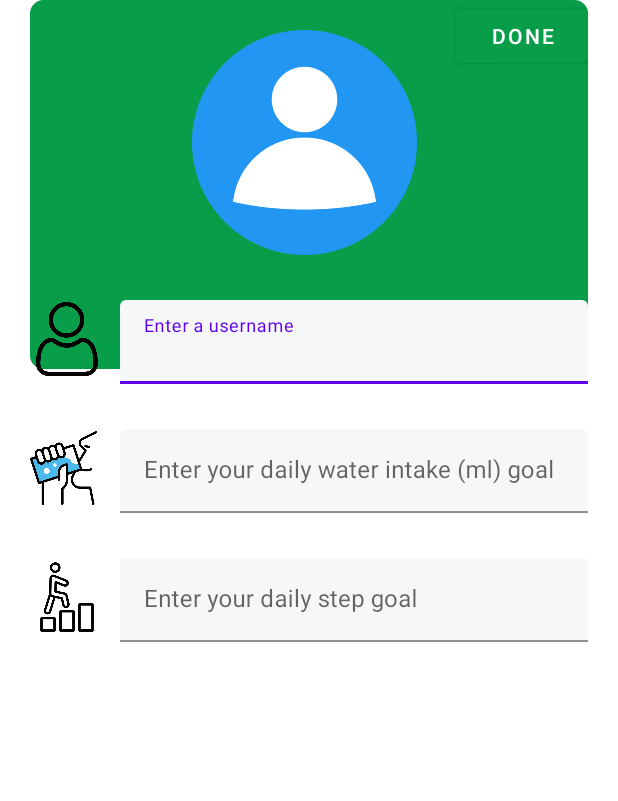
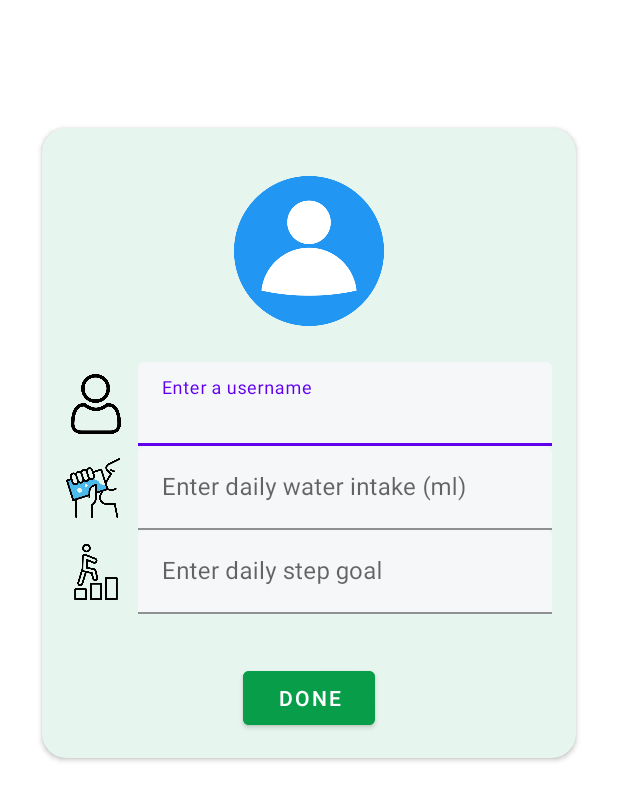
Before and after one commit to yeunnn/mobdev-mindfulfit, an Android app: the layout fragment_profile_setup.xml on its own in the app's theme, with its tools: preview values and no code run, on a phone screen of 412 x 824 dp. Shown: the top 801 px of the screen. Run offline under Robolectric (Android 15) with nearby library versions, the phone set to English and light mode, and no system bars.

Commit message:
profile fix

```diff
--- a/app/src/main/AndroidManifest.xml
+++ b/app/src/main/AndroidManifest.xml
@@ -12,16 +12,21 @@
         android:supportsRtl="true"
         android:theme="@style/Theme.Mobdevprojectmindfulfit"
         tools:targetApi="31">
+
+        <!--May need to remove launchMode!!!-->
         <activity
             android:name=".MainActivity"
             android:exported="true"
+            android:launchMode="singleTop"
             android:label="@string/app_name">
+
             <intent-filter>
                 <action android:name="android.intent.action.MAIN" />
 
                 <category android:name="android.intent.category.LAUNCHER" />
             </intent-filter>
         </activity>
+        <activity android:name=".ui.profile.ProfileSetupActivity" />
     </application>
 
 </manifest>
--- a/app/src/main/java/com/example/s20/mobdev_project_mindfulfit/MainActivity.kt
+++ b/app/src/main/java/com/example/s20/mobdev_project_mindfulfit/MainActivity.kt
@@ -1,5 +1,6 @@
 package com.example.s20.mobdev_project_mindfulfit
 
+import android.content.Intent
 import android.os.Bundle
 import com.google.android.material.bottomnavigation.BottomNavigationView
 import androidx.appcompat.app.AppCompatActivity
@@ -8,6 +9,7 @@ import androidx.navigation.ui.AppBarConfiguration
 import androidx.navigation.ui.setupActionBarWithNavController
 import androidx.navigation.ui.setupWithNavController
 import com.example.s20.mobdev_project_mindfulfit.databinding.ActivityMainBinding
+import com.example.s20.mobdev_project_mindfulfit.ui.profile.ProfileSetupActivity
 
 class MainActivity : AppCompatActivity() {
 
@@ -19,16 +21,34 @@ class MainActivity : AppCompatActivity() {
         binding = ActivityMainBinding.inflate(layoutInflater)
         setContentView(binding.root)
 
+        // Check if profile setup is done
+        //val sharedPref = getSharedPreferences("ProfileSetup", Context.MODE_PRIVATE)
+        //val isSetupComplete = sharedPref.getBoolean("isSetupComplete", false)
+
+        //if (!isSetupComplete) {
+            // Navigate to Profile Setup if not done
+        //    val intent = Intent(this, ProfileSetupActivity::class.java)
+        //    startActivity(intent)
+        //    finish() // Close MainActivity to prevent going back to it
+        //return // Exit onCreate to prevent further initialization
+        //}
+
+        //temp
+        val intent = Intent(this, ProfileSetupActivity::class.java)
+        startActivity(intent)
+
         val navView: BottomNavigationView = binding.navView
 
         val navController = findNavController(R.id.nav_host_fragment_activity_main)
-        // Passing each menu ID as a set of Ids because each
-        // menu should be considered as top level destinations.
+        // Passing each menu ID as a set of IDs because each
+        // menu should be considered as top-level destinations.
         val appBarConfiguration = AppBarConfiguration(
             setOf(
                 R.id.navigation_home,
-                R.id.navigation_steps_tracker, R.id.navigation_water_tracker,
-                R.id.navigation_daily_motivational_content, R.id.navigation_humor_for_wellness
+                R.id.navigation_steps_tracker,
+                R.id.navigation_water_tracker,
+                R.id.navigation_daily_motivational_content,
+                R.id.navigation_humor_for_wellness
             )
         )
         setupActionBarWithNavController(navController, appBarConfiguration)
--- /dev/null
+++ b/app/src/main/java/com/example/s20/mobdev_project_mindfulfit/ui/profile/ProfileSetupActivity.kt
@@ -0,0 +1,36 @@
+package com.example.s20.mobdev_project_mindfulfit.ui.profile
+
+import android.content.Intent
+import android.os.Bundle
+import androidx.appcompat.app.AppCompatActivity
+import com.example.s20.mobdev_project_mindfulfit.MainActivity
+import com.example.s20.mobdev_project_mindfulfit.databinding.FragmentProfileSetupBinding
+
+class ProfileSetupActivity : AppCompatActivity() {
+
+    private lateinit var binding: FragmentProfileSetupBinding
+
+    override fun onCreate(savedInstanceState: Bundle?) {
+        super.onCreate(savedInstanceState)
+
+        // Initialize ViewBinding with the correct class
+        binding = FragmentProfileSetupBinding.inflate(layoutInflater)
+        setContentView(binding.root)
+
+        // Set up Done button click listener
+        binding.btnDone.setOnClickListener {
+            // Save setup completion status
+            //val sharedPref = getSharedPreferences("ProfileSetup", Context.MODE_PRIVATE)
+            //with(sharedPref.edit()) {
+            //    putBoolean("isSetupComplete", true)
+            //    apply()
+            //}
+
+            // Navigate to Home screen (MainActivity)
+            val intent = Intent(this, MainActivity::class.java)
+            intent.flags = Intent.FLAG_ACTIVITY_CLEAR_TOP or Intent.FLAG_ACTIVITY_NEW_TASK
+            startActivity(intent)
+            finish()
+        }
+    }
+}
--- a/app/src/main/res/layout/fragment_profile_setup.xml
+++ b/app/src/main/res/layout/fragment_profile_setup.xml
@@ -1,115 +1,146 @@
 <?xml version="1.0" encoding="utf-8"?>
-<androidx.constraintlayout.widget.ConstraintLayout xmlns:android="http://schemas.android.com/apk/res/android"
+<androidx.constraintlayout.widget.ConstraintLayout
+    xmlns:android="http://schemas.android.com/apk/res/android"
     xmlns:app="http://schemas.android.com/apk/res-auto"
     xmlns:tools="http://schemas.android.com/tools"
     android:layout_width="match_parent"
     android:layout_height="match_parent"
-    android:layout_marginLeft="20dp"
-    android:layout_marginRight="20dp">
+    android:padding="20dp"
+    tools:context=".ui.profile.ProfileSetupFragment">
+
+    <!-- CardView container for profile setup fields -->
+    <androidx.cardview.widget.CardView
+        android:id="@+id/profile_setup_card"
+        android:layout_width="0dp"
+        android:layout_height="wrap_content"
+        android:layout_marginTop="65dp"
+        android:layout_marginBottom="24dp"
+        android:layout_marginStart="8dp"
+        android:layout_marginEnd="8dp"
+        android:backgroundTint="@color/light_green"
+        app:cardCornerRadius="16dp"
+        app:layout_constraintTop_toTopOf="parent"
+        app:layout_constraintStart_toStartOf="parent"
+        app:layout_constraintEnd_toEndOf="parent">
+
+        <androidx.constraintlayout.widget.ConstraintLayout
+            android:layout_width="match_parent"
+            android:layout_height="wrap_content"
+            android:padding="16dp">
+
+            <!-- User Avatar -->
+            <ImageView
+                android:id="@+id/img_user_avatar"
+                android:layout_width="100dp"
+                android:layout_height="100dp"
+                android:layout_marginTop="16dp"
+                app:srcCompat="@drawable/user_avatar"
+                app:layout_constraintTop_toTopOf="parent"
+                app:layout_constraintStart_toStartOf="parent"
+                app:layout_constraintEnd_toEndOf="parent" />
+
+            <!-- Username Icon -->
+
+            <!-- Username Input -->
 
             <ImageView
-        android:id="@+id/imageView3"
-        android:layout_width="match_parent"
-        android:layout_height="246dp"
-        app:srcCompat="@drawable/green_rectangle_background"
-        tools:layout_editor_absoluteX="-2dp"
-        tools:layout_editor_absoluteY="-63dp" />
-
-    <ImageView
-        android:id="@+id/user_avatar"
-        android:layout_width="150dp"
-        android:layout_height="150dp"
-        android:layout_marginStart="108dp"
-        android:layout_marginTop="20dp"
+                android:id="@+id/img_username_icon"
+                android:layout_width="40dp"
+                android:layout_height="40dp"
+                android:layout_marginTop="32dp"
                 app:layout_constraintStart_toStartOf="parent"
-        app:layout_constraintTop_toTopOf="parent"
-        app:srcCompat="@drawable/user_avatar"
-        android:layout_marginBottom="50dp"/>
-
-    <ImageView
-        android:id="@+id/username_icon"
-        android:layout_width="49dp"
-        android:layout_height="52dp"
-        app:srcCompat="@drawable/username_icon"
-        app:layout_constraintStart_toStartOf="parent"
-        app:layout_constraintTop_toBottomOf="@id/user_avatar"
-        android:layout_marginTop="30dp"/>
+                app:layout_constraintTop_toBottomOf="@id/img_user_avatar"
+                app:srcCompat="@drawable/username_icon" />
 
             <com.google.android.material.textfield.TextInputLayout
-        android:id="@+id/username_input"
+                android:id="@+id/tl_username_input"
+                android:layout_width="0dp"
+                android:layout_height="wrap_content"
+                android:layout_marginStart="8dp"
+                android:layout_marginTop="24dp"
+                app:layout_constraintStart_toEndOf="@id/img_username_icon"
+                app:layout_constraintTop_toBottomOf="@id/img_user_avatar"
+                app:layout_constraintEnd_toEndOf="parent">
+
+                <com.google.android.material.textfield.TextInputEditText
+                    android:id="@+id/et_username"
                     android:layout_width="match_parent"
                     android:layout_height="wrap_content"
-        app:layout_constraintStart_toEndOf="parent"
-        app:layout_constraintTop_toBottomOf="@id/user_avatar">
+                    android:hint="Enter a username"
+                    android:backgroundTint="@color/grey" />
+            </com.google.android.material.textfield.TextInputLayout>
+
+            <!-- Water Icon -->
+
+            <!-- Water Intake Input -->
+            <ImageView
+                android:id="@+id/img_water_icon"
+                android:layout_width="40dp"
+                android:layout_height="40dp"
+                android:layout_marginTop="8dp"
+                app:layout_constraintStart_toStartOf="parent"
+                app:layout_constraintTop_toBottomOf="@id/tl_username_input"
+                app:srcCompat="@drawable/water_icon" />
+
+            <com.google.android.material.textfield.TextInputLayout
+                android:id="@+id/tl_water_intake_input"
+                android:layout_width="0dp"
+                android:layout_height="wrap_content"
+                android:layout_marginStart="8dp"
+                app:layout_constraintStart_toEndOf="@id/img_water_icon"
+                app:layout_constraintTop_toBottomOf="@id/tl_username_input"
+                app:layout_constraintEnd_toEndOf="parent">
 
                 <com.google.android.material.textfield.TextInputEditText
+                    android:id="@+id/et_water_intake"
                     android:layout_width="match_parent"
                     android:layout_height="wrap_content"
-            android:layout_marginLeft="60dp"
-            android:layout_marginTop="30dp"
-            android:backgroundTint="@color/grey"
-            android:hint="Enter a username" />
+                    android:hint="Enter daily water intake (ml)"
+                    android:backgroundTint="@color/grey" />
             </com.google.android.material.textfield.TextInputLayout>
 
+            <!-- Step Goal Icon -->
+
+            <!-- Step Goal Input -->
             <ImageView
-        android:id="@+id/water_icon"
-        android:layout_width="49dp"
-        android:layout_height="60dp"
-        app:srcCompat="@drawable/water_icon"
+                android:id="@+id/img_step_goal_icon"
+                android:layout_width="40dp"
+                android:layout_height="40dp"
+                android:layout_marginTop="8dp"
                 app:layout_constraintStart_toStartOf="parent"
-        app:layout_constraintTop_toBottomOf="@id/username_icon"
-        android:layout_marginTop="30dp"/>
+                app:layout_constraintTop_toBottomOf="@id/tl_water_intake_input"
+                app:srcCompat="@drawable/step_goal_icon" />
 
             <com.google.android.material.textfield.TextInputLayout
-        android:id="@+id/water_intake_input"
+                android:id="@+id/tl_step_goal_input"
+                android:layout_width="0dp"
+                android:layout_height="wrap_content"
+                android:layout_marginStart="8dp"
+                app:layout_constraintStart_toEndOf="@id/img_step_goal_icon"
+                app:layout_constraintTop_toBottomOf="@id/tl_water_intake_input"
+                app:layout_constraintEnd_toEndOf="parent">
+
+                <com.google.android.material.textfield.TextInputEditText
+                    android:id="@+id/et_step_goal"
                     android:layout_width="match_parent"
                     android:layout_height="wrap_content"
-        app:layout_constraintStart_toEndOf="@id/water_icon"
-        app:layout_constraintTop_toBottomOf="@id/username_input">
-
-        <com.google.android.material.textfield.TextInputEditText
-            android:layout_width="match_parent"
-            android:layout_height="wrap_content"
-            android:layout_marginLeft="60dp"
-            android:layout_marginTop="30dp"
-            android:backgroundTint="@color/grey"
-            android:hint="Enter your daily water intake (ml) goal" />
+                    android:hint="Enter daily step goal"
+                    android:backgroundTint="@color/grey" />
             </com.google.android.material.textfield.TextInputLayout>
 
-    <ImageView
-        android:id="@+id/step_goal_icon"
-        android:layout_width="49dp"
-        android:layout_height="52dp"
-        app:srcCompat="@drawable/step_goal_icon"
-        app:layout_constraintStart_toStartOf="parent"
-        app:layout_constraintTop_toBottomOf="@id/water_icon"
-        android:layout_marginTop="30dp"/>
-
-    <com.google.android.material.textfield.TextInputLayout
-        android:id="@+id/step_goal_input"
-        android:layout_width="match_parent"
-        android:layout_height="wrap_content"
-        app:layout_constraintStart_toEndOf="parent"
-        app:layout_constraintTop_toBottomOf="@id/water_intake_input">
-
-        <com.google.android.material.textfield.TextInputEditText
-            android:layout_width="match_parent"
-            android:layout_height="wrap_content"
-            android:layout_marginLeft="60dp"
-            android:layout_marginTop="30dp"
-            android:backgroundTint="@color/grey"
-            android:hint="Enter your daily step goal" />
-    </com.google.android.material.textfield.TextInputLayout>
-
+            <!-- Done Button -->
             <Button
-        android:id="@+id/button"
+                android:id="@+id/btn_done"
                 android:layout_width="wrap_content"
                 android:layout_height="wrap_content"
                 android:text="Done"
-        tools:layout_editor_absoluteX="283dp"
-        tools:layout_editor_absoluteY="471dp"
+                android:layout_marginTop="32dp"
                 android:backgroundTint="@color/green"
+                app:layout_constraintTop_toBottomOf="@id/tl_step_goal_input"
+                app:layout_constraintStart_toStartOf="parent"
                 app:layout_constraintEnd_toEndOf="parent" />
 
+        </androidx.constraintlayout.widget.ConstraintLayout>
+    </androidx.cardview.widget.CardView>
 
 </androidx.constraintlayout.widget.ConstraintLayout>
--- a/app/src/main/res/values/strings.xml
+++ b/app/src/main/res/values/strings.xml
@@ -1,5 +1,5 @@
 <resources>
-    <string name="app_name">mobdev-project-mindfulfit</string>
+    <string name="app_name">Mindfulfit</string>
     <string name="title_home">Home</string>
     <string name="title_dashboard">Dashboard</string>
     <string name="title_notifications">Notifications</string>
```
Lines whose indentation alone changed are shown as unchanged.
